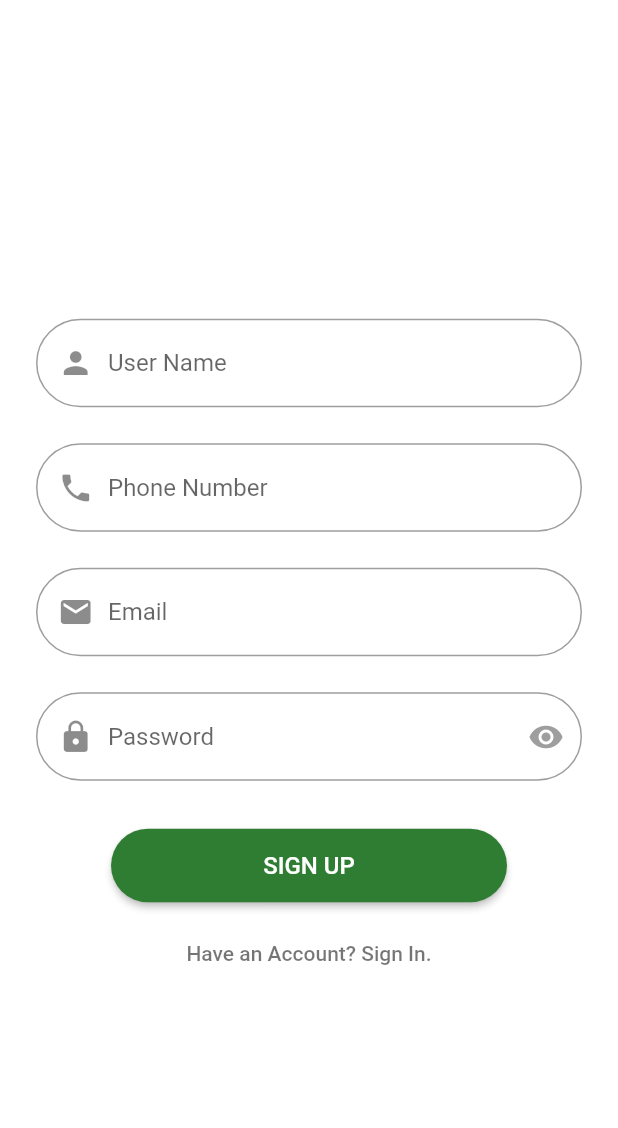
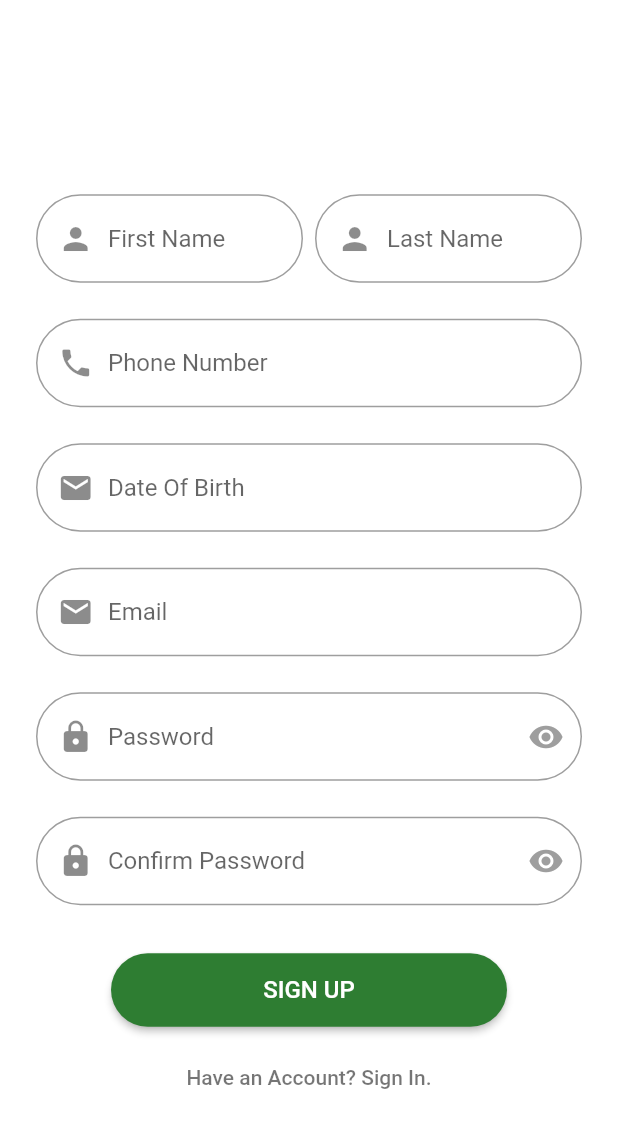
Before and after one commit to trackapplication/TrackApplicationDemo, a Flutter app: the screen it shows after launch, after a tap on "Create an Account", on a phone screen of 412 x 824 dp. Shown: the top 1128 px of the screen. Run offline on Flutter 3.47's test engine with Material 2 defaults, Android fonts, the phone set to English and light mode, and no system bars; drawn by our look-alikes of datetime_picker_formfield; our stand-ins replace cloud_firestore, firebase_auth, flushbar; accounts and stored records are empty; network calls fail; Roboto replaces fonts that are missing (Product Sans).

Commit message:
minor changes

```diff
--- a/lib/main.dart
+++ b/lib/main.dart
@@ -2,6 +2,6 @@ import 'package:flutter/material.dart';
 import 'package:trackapp/pages/login_page.dart';
 
 void main() => runApp(MaterialApp(
-      title: 'KhetoSe',
+      title: 'demo',
       home: LoginPage(),
     ));
--- a/lib/pages/login_page.dart
+++ b/lib/pages/login_page.dart
@@ -19,6 +19,7 @@ class _LoginPageState extends State<LoginPage> {
   final TextEditingController _email = new TextEditingController();
   final TextEditingController _password = new TextEditingController();
   bool check = true;
+
   @override
   Widget build(BuildContext context) {
     size = MediaQuery.of(context).size;
@@ -107,7 +108,8 @@ class _LoginPageState extends State<LoginPage> {
     final signUpLabel = FlatButton(
       child: Text(
         'Create an Account',
-        style: TextStyle(color: Colors.black54),
+        style: TextStyle(
+            color: Colors.green.shade800, decoration: TextDecoration.underline),
       ),
       highlightColor: Colors.transparent,
       shape: RoundedRectangleBorder(
@@ -144,6 +146,12 @@ class _LoginPageState extends State<LoginPage> {
               padding: const EdgeInsets.only(top: 8.0),
               child: forgotLabel,
             ),
+            Center(
+              child: Padding(
+                padding: const EdgeInsets.only(top: 8.0),
+                child: Text("-\tor\t-",style: TextStyle(color: Colors.black54,fontWeight: FontWeight.w500),),
+              ),
+            ),
             Padding(
               padding: const EdgeInsets.only(bottom: 20.0),
               child: signUpLabel,
@@ -155,6 +163,7 @@ class _LoginPageState extends State<LoginPage> {
   }
 
   final GlobalKey<FormState> formKey = GlobalKey<FormState>();
+
   void showPhoneDialog(FirebaseUser user, BuildContext cont) {
     showDialog(
         context: context,
--- a/lib/pages/signup_page.dart
+++ b/lib/pages/signup_page.dart
@@ -7,6 +7,8 @@ import 'package:trackapp/models/userModel.dart';
 import 'package:trackapp/pages/dashboard.dart';
 import 'package:trackapp/pages/login_page.dart';
 import 'package:trackapp/utils/validator.dart';
+import 'package:intl/intl.dart';
+import 'package:datetime_picker_formfield/datetime_picker_formfield.dart';
 
 final firestore = Firestore.instance;
 final usersRef = firestore.collection('users');
@@ -18,12 +20,29 @@ class SignUpScreen extends StatefulWidget {
 class _SignUpScreenState extends State<SignUpScreen> {
   final GlobalKey<FormState> _formKey = GlobalKey<FormState>();
   final TextEditingController _firstName = new TextEditingController();
+  final TextEditingController _lastName = new TextEditingController();
   final TextEditingController _phone = new TextEditingController();
   final TextEditingController _email = new TextEditingController();
   final TextEditingController _password = new TextEditingController();
+  final TextEditingController _passwordConfirmation = new TextEditingController();
 
   bool check = true;
   bool _autoValidate = false;
+  DateTime selectedDate = DateTime.now();
+  final format = DateFormat("yyyy-MM-dd");
+
+  Future<Null> _selectDate(BuildContext context) async {
+    final DateTime picked = await showDatePicker(
+        context: context,
+        initialDate: selectedDate,
+        firstDate: DateTime(2015, 8),
+        lastDate: DateTime(2101));
+    if (picked != null && picked != selectedDate)
+      setState(() {
+        selectedDate = picked;
+      });
+  }
+
   @override
   void initState() {
     super.initState();
@@ -43,7 +62,25 @@ class _SignUpScreenState extends State<SignUpScreen> {
           ), // icon is 48px widget.
         ), // icon is 48px widget.
 
-        hintText: 'User Name',
+        hintText: 'First Name',
+        contentPadding: EdgeInsets.fromLTRB(20.0, 20.0, 20.0, 20.0),
+        border: OutlineInputBorder(borderRadius: BorderRadius.circular(32.0)),
+      ),
+    );
+    final lastName = TextFormField(
+      autofocus: false,
+      textCapitalization: TextCapitalization.words,
+      controller: _lastName,
+      validator: Validator.validateName,
+      decoration: InputDecoration(
+        prefixIcon: Padding(
+          padding: EdgeInsets.only(left: 5.0),
+          child: Icon(
+            Icons.person,
+          ), // icon is 48px widget.
+        ), // icon is 48px widget.
+
+        hintText: 'Last Name',
         contentPadding: EdgeInsets.fromLTRB(20.0, 20.0, 20.0, 20.0),
         border: OutlineInputBorder(borderRadius: BorderRadius.circular(32.0)),
       ),
@@ -103,8 +140,36 @@ class _SignUpScreenState extends State<SignUpScreen> {
               check = !check;
             });
           },
-        ), // icon is 48px widget.
+        ),
+        // icon is 48px widget.
         hintText: 'Password',
+        contentPadding: EdgeInsets.fromLTRB(20.0, 20.0, 20.0, 20.0),
+        border: OutlineInputBorder(borderRadius: BorderRadius.circular(32.0)),
+      ),
+    );
+    final passwordConfirmation = TextFormField(
+      autofocus: false,
+      obscureText: check,
+      controller: _passwordConfirmation,
+      validator: Validator.validatePassword,
+      decoration: InputDecoration(
+        prefixIcon: Padding(
+          padding: EdgeInsets.only(left: 5.0),
+          child: Icon(
+            Icons.lock,
+          ), // icon is 48px widget.
+        ),
+        suffixIcon: IconButton(
+          icon: Icon(Icons.remove_red_eye),
+          color: check ? Colors.grey : Colors.blue,
+          onPressed: () {
+            setState(() {
+              check = !check;
+            });
+          },
+        ),
+        // icon is 48px widget.
+        hintText: 'Confirm Password',
         contentPadding: EdgeInsets.fromLTRB(20.0, 20.0, 20.0, 20.0),
         border: OutlineInputBorder(borderRadius: BorderRadius.circular(32.0)),
       ),
@@ -200,13 +265,43 @@ class _SignUpScreenState extends State<SignUpScreen> {
                 crossAxisAlignment: CrossAxisAlignment.stretch,
                 children: <Widget>[
                   SizedBox(height: 48.0),
-                  firstName,
+                  Row(
+                    children: <Widget>[
+                      Expanded(flex: 1, child: firstName),
+                      SizedBox(width: 8.0,),
+                      Expanded(flex: 1, child: lastName)
+                    ],
+                  ),
                   SizedBox(height: 24.0),
                   phoneNumber,
+                  SizedBox(height: 24.0),
+                  DateTimeField(
+                    format: format,
+                    decoration: InputDecoration(
+                      prefixIcon: Padding(
+                        padding: EdgeInsets.only(left: 5.0),
+                        child: Icon(
+                          Icons.email,
+                        ), // icon is 48px widget.
+                      ), // icon is 48px widget.
+                      hintText: 'Date Of Birth',
+                      contentPadding: EdgeInsets.fromLTRB(20.0, 20.0, 20.0, 20.0),
+                      border: OutlineInputBorder(borderRadius: BorderRadius.circular(32.0)),
+                    ),
+                    onShowPicker: (context, currentValue) {
+                      return showDatePicker(
+                          context: context,
+                          firstDate: DateTime(1900),
+                          initialDate: currentValue ?? DateTime.now(),
+                          lastDate: DateTime(2100));
+                    },
+                  ),
                   SizedBox(height: 24.0),
                   email,
                   SizedBox(height: 24.0),
                   password,
+                  SizedBox(height: 24.0),
+                  passwordConfirmation,
                   SizedBox(height: 12.0),
                   Padding(
                     padding: const EdgeInsets.fromLTRB(50, 20, 50, 10),
--- a/pubspec.yaml
+++ b/pubspec.yaml
@@ -22,6 +22,7 @@ dependencies:
   cloud_firestore: ^0.12.9+5
   firebase_auth: ^0.14.0+5
   flushbar: ^1.9.1
+  datetime_picker_formfield: any
 
   # The following adds the Cupertino Icons font to your application.
   # Use with the CupertinoIcons class for iOS style icons.
```
Also changed, not shown: pubspec.lock.
